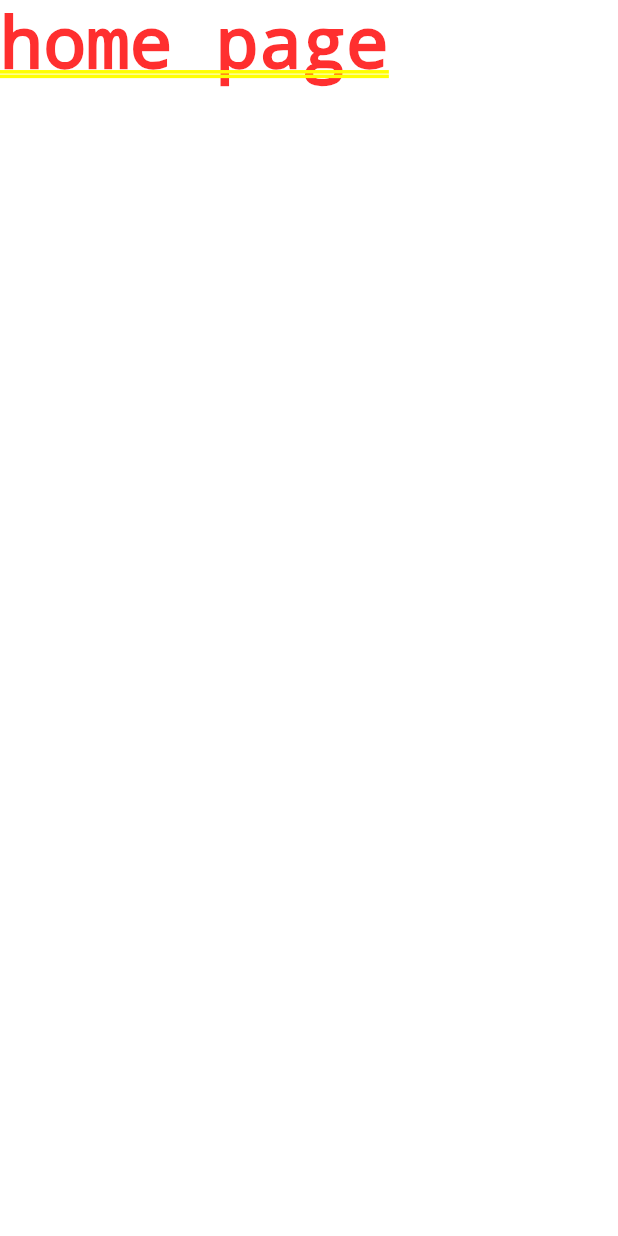
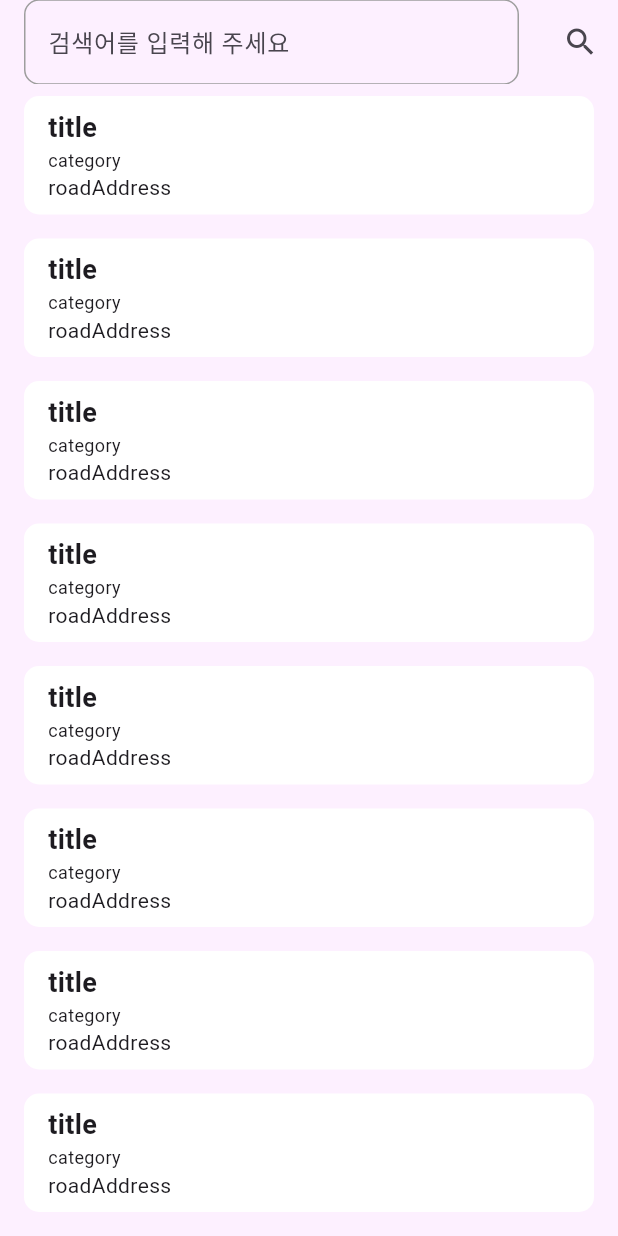
Before and after one commit to footgrammer/region_search_app, a Flutter app: the screen it shows after launch, on a phone screen of 412 x 824 dp. Run offline on Flutter 3.47's test engine with Material 3 defaults, Android fonts, the phone set to English and light mode, and no system bars.

Commit message:
feat : complete homepage UI

```diff
--- a/lib/main.dart
+++ b/lib/main.dart
@@ -15,6 +15,10 @@ class MyApp extends StatelessWidget {
       title: '지역 검색 앱',
       theme: ThemeData(
         colorScheme: ColorScheme.fromSeed(seedColor: Colors.deepPurple),
+        scaffoldBackgroundColor: Color.fromARGB(255, 253, 240, 255),
+        appBarTheme: AppBarTheme(
+          backgroundColor: const Color.fromARGB(255, 253, 240, 255),
+        ),
       ),
       home: HomePage(),
     );
--- a/lib/pages/home/home_page.dart
+++ b/lib/pages/home/home_page.dart
@@ -1,8 +1,82 @@
-import 'package:flutter/widgets.dart';
+import 'package:flutter/material.dart';
+import 'package:region_search_app/pages/home/widgets/home_card.dart';
 
-class HomePage extends StatelessWidget {
+class HomePage extends StatefulWidget {
+  @override
+  State<StatefulWidget> createState() {
+    return _HomePageState();
+  }
+}
+
+class _HomePageState extends State<HomePage> {
+  TextEditingController textController = TextEditingController();
+
+  @override
+  void dispose() {
+    textController.dispose();
+    super.dispose();
+  }
+
   @override
   Widget build(BuildContext context) {
-    return Text('home page');
+    return GestureDetector(
+      onTap: () {
+        FocusScope.of(context).unfocus();
+      },
+      child: Scaffold(appBar: getAppBar(), body: getListView()),
+    );
+  }
+
+  ListView getListView() {
+    return ListView.builder(
+      itemCount: 10,
+      itemBuilder: (context, index) {
+        return HomeCard(
+          title: 'title',
+          category: 'category',
+          roadAddress: 'roadAddress',
+        );
+      },
+    );
+  }
+
+  AppBar getAppBar() {
+    return AppBar(
+      title: TextField(
+        maxLines: 1,
+        controller: textController,
+        onSubmitted: search,
+        decoration: InputDecoration(
+          hintText: '검색어를 입력해 주세요',
+          border: WidgetStateInputBorder.resolveWith((states) {
+            if (states.contains(WidgetState.focused)) {
+              return OutlineInputBorder(
+                borderRadius: BorderRadius.circular(10),
+                borderSide: BorderSide(color: Colors.black),
+              );
+            }
+            return OutlineInputBorder(
+              borderRadius: BorderRadius.circular(10),
+              borderSide: BorderSide(color: Colors.grey),
+            );
+          }),
+        ),
+      ),
+      actions: [
+        GestureDetector(
+          onTap: () {},
+          child: Container(
+            width: 50,
+            height: 50,
+            color: Colors.transparent,
+            child: Icon(Icons.search),
+          ),
+        ),
+      ],
+    );
+  }
+
+  void search(String text) {
+    print(text);
   }
 }
--- /dev/null
+++ b/lib/pages/home/widgets/home_card.dart
@@ -0,0 +1,48 @@
+import 'package:flutter/material.dart';
+
+class HomeCard extends StatelessWidget {
+  String title;
+  String category;
+  String roadAddress;
+
+  HomeCard({
+    required this.title,
+    required this.category,
+    required this.roadAddress,
+    super.key,
+  });
+
+  @override
+  Widget build(BuildContext context) {
+    return Container(
+      margin: EdgeInsets.symmetric(horizontal: 16, vertical: 8),
+      decoration: BoxDecoration(
+        borderRadius: BorderRadius.circular(10),
+        color: Colors.white,
+      ),
+      child: Padding(
+        padding: EdgeInsets.symmetric(horizontal: 16, vertical: 8),
+        child: Column(
+          crossAxisAlignment: CrossAxisAlignment.start,
+          children: [
+            Text(title, style: titleStyle()),
+            Text(category, style: categoryStyle()),
+            Text(roadAddress, style: addressStyle()),
+          ],
+        ),
+      ),
+    );
+  }
+
+  TextStyle titleStyle() {
+    return TextStyle(fontSize: 18, fontWeight: FontWeight.bold);
+  }
+
+  TextStyle categoryStyle() {
+    return TextStyle(fontSize: 12);
+  }
+
+  TextStyle addressStyle() {
+    return TextStyle(fontSize: 14);
+  }
+}
```
